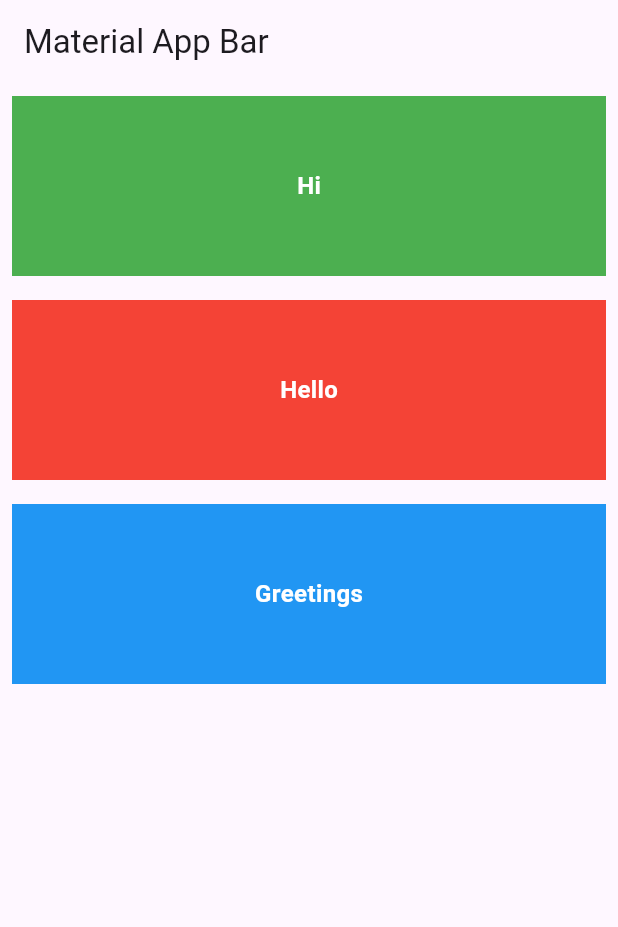
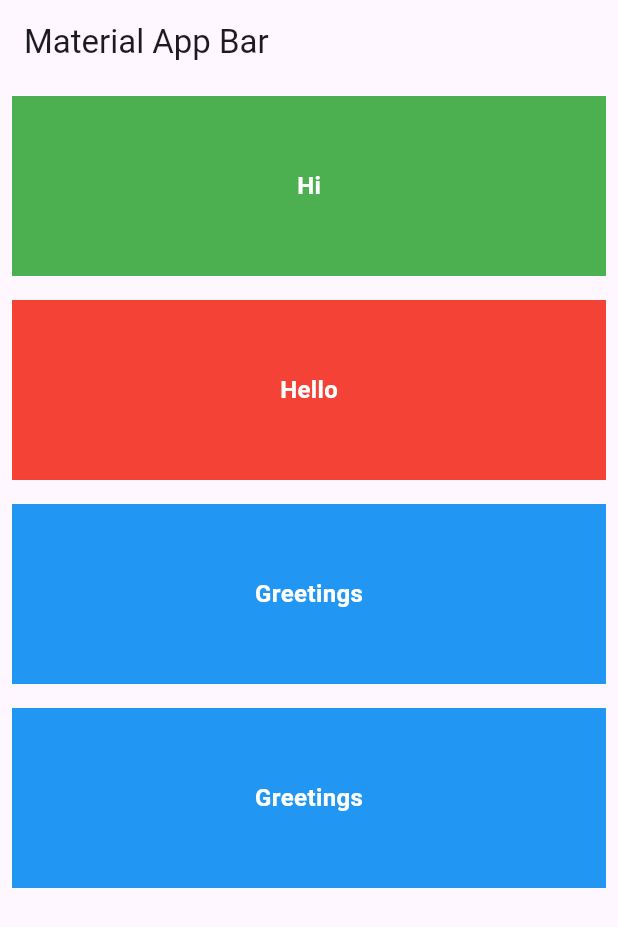
Before and after one commit to assassinyousuf/dartBasic-100DaysWithCPC, a Flutter app: the screen it shows after launch, on a phone screen of 412 x 824 dp. Shown: the top 927 px of the screen. Run offline on Flutter 3.47's test engine with Material 3 defaults, Android fonts, the phone set to English and light mode, and no system bars.

Commit message:
nothings new

```diff
--- a/lib/main.dart
+++ b/lib/main.dart
@@ -21,6 +21,7 @@ class MyApp extends StatelessWidget {
             ListItem(color: Colors.green, text: 'Hi'),
             ListItem(color: Colors.red, text: 'Hello'),
             ListItem(color: Colors.blue, text: 'Greetings'),
+            ListItem(color: Colors.blue, text: 'Greetings'),
             // Add more if you like:
             // ListItem(color: Colors.purple, text: 'Another one'),
           ],
```
